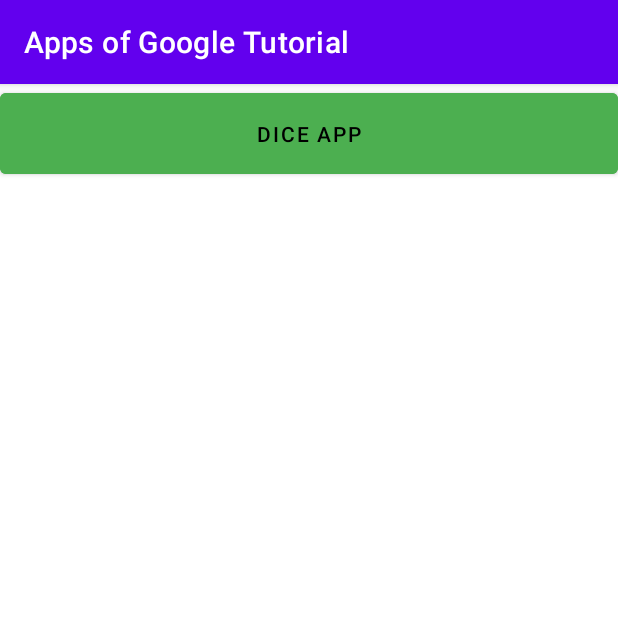
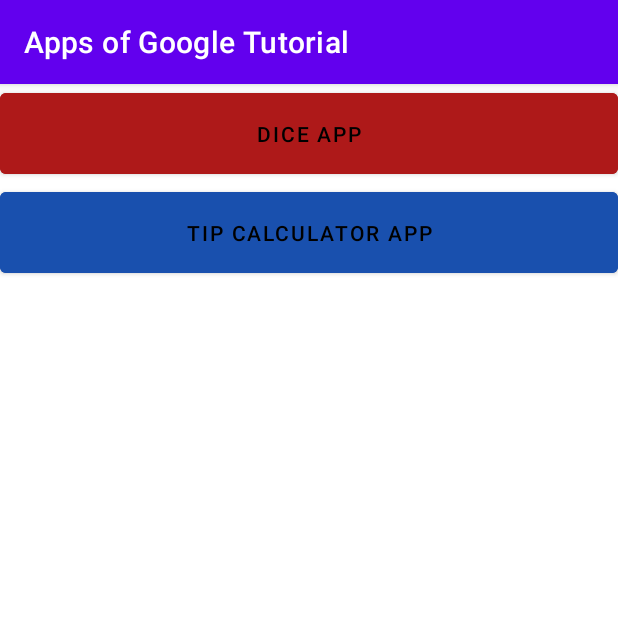
Before and after one commit to jesus-333/AppsOfGoogleTutorial, an Android app: the screen it shows after launch (MainActivity), on a phone screen of 412 x 824 dp, the top half of it. Run offline under Robolectric (Android 15) with nearby library versions, the phone set to English and light mode, and no system bars.

Commit message:
Complete dice app. Add activity and layout of tip calculator app

```diff
--- a/app/src/main/AndroidManifest.xml
+++ b/app/src/main/AndroidManifest.xml
@@ -9,7 +9,8 @@
         android:roundIcon="@mipmap/ic_launcher_round"
         android:supportsRtl="true"
         android:theme="@style/Theme.AppsOfGoogleTutorial">
-        <activity android:name=".DiceAppActivity"></activity>
+        <activity android:name=".TipCalculatorActivity"></activity>
+        <activity android:name=".DiceAppActivity" />
         <activity android:name=".MainActivity">
             <intent-filter>
                 <action android:name="android.intent.action.MAIN" />
--- a/app/src/main/java/com/example/appsofgoogletutorial/MainActivity.kt
+++ b/app/src/main/java/com/example/appsofgoogletutorial/MainActivity.kt
@@ -12,11 +12,15 @@ class MainActivity : AppCompatActivity() {
 
         val buttonDiceApp: Button = findViewById(R.id.buttonDiceApp)
         buttonDiceApp.setOnClickListener{changeScene(1)}
+
+        val buttonTipCalculatorApp: Button = findViewById(R.id.buttonTipCalculatorApp)
+        buttonDiceApp.setOnClickListener{changeScene(2)}
     }
 
     private fun changeScene(select_app: Int){
         when(select_app){
             1 -> startActivity(Intent(this, DiceAppActivity::class.java))
+            2 -> startActivity(Intent(this, TipCalculatorActivity::class.java))
         }
 
     }
--- a/app/src/main/res/layout/activity_main.xml
+++ b/app/src/main/res/layout/activity_main.xml
@@ -27,9 +27,22 @@
                 android:layout_width="match_parent"
                 android:layout_height="66dp"
                 android:background="@null"
-                android:backgroundTint="#4CAF50"
+                android:backgroundTint="@color/red_dice"
                 android:shadowColor="#301D1D"
                 android:text="@string/dice_app"
+                android:textColor="#000000"
+                android:textColorLink="#950A0A"
+                app:rippleColor="#E1E1E1"
+                app:strokeColor="#00371111" />
+
+            <Button
+                android:id="@+id/buttonTipCalculatorApp"
+                android:layout_width="match_parent"
+                android:layout_height="66dp"
+                android:background="@null"
+                android:backgroundTint="@color/blue_tip"
+                android:shadowColor="#301D1D"
+                android:text="@string/tip_calculator_app"
                 android:textColor="#000000"
                 android:textColorLink="#950A0A"
                 app:rippleColor="#E1E1E1"
--- a/app/src/main/res/values/colors.xml
+++ b/app/src/main/res/values/colors.xml
@@ -7,4 +7,7 @@
     <color name="teal_700">#FF018786</color>
     <color name="black">#FF000000</color>
     <color name="white">#FFFFFFFF</color>
+
+    <color name="red_dice">#AE1919</color>
+    <color name="blue_tip">#1950AE</color>
 </resources>
--- a/app/src/main/res/values/strings.xml
+++ b/app/src/main/res/values/strings.xml
@@ -3,4 +3,5 @@
     <string name="dice_app">Dice App</string>
     <string name="roll_the_dice_button_text">Roll the dice!</string>
     <string name="image_of_a_dice">Image of a dice</string>
+    <string name="tip_calculator_app">Tip Calculator App</string>
 </resources>
--- a/app/src/main/res/values/themes.xml
+++ b/app/src/main/res/values/themes.xml
@@ -5,12 +5,15 @@
         <item name="colorPrimary">@color/purple_500</item>
         <item name="colorPrimaryVariant">@color/purple_700</item>
         <item name="colorOnPrimary">@color/white</item>
+
         <!-- Secondary brand color. -->
         <item name="colorSecondary">@color/teal_200</item>
         <item name="colorSecondaryVariant">@color/teal_700</item>
         <item name="colorOnSecondary">@color/black</item>
+
         <!-- Status bar color. -->
         <item name="android:statusBarColor" tools:targetApi="l">?attr/colorPrimaryVariant</item>
+
         <!-- Customize your theme here. -->
     </style>
 </resources>
```
Also changed, not shown: app/src/main/java/com/example/appsofgoogletutorial/DiceAppActivity.kt (+33 -0 lines), app/src/main/java/com/example/appsofgoogletutorial/TipCalculatorActivity.kt (added, +11 -0 lines), app/src/main/res/layout/activity_tip_calculator.xml (added, +9 -0 lines).
